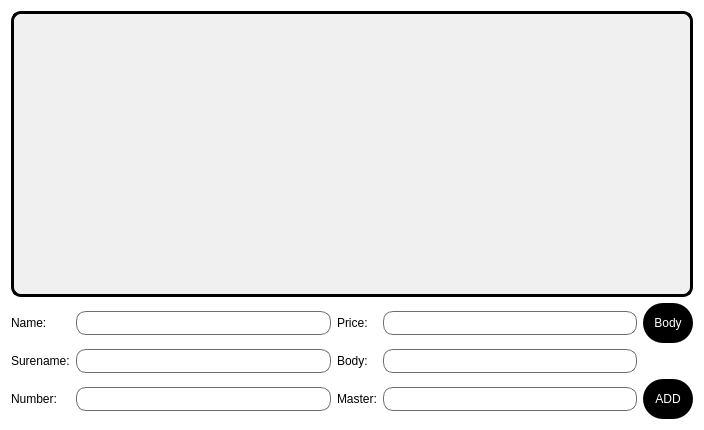
The window that customerwnd.ui (natalyatesluk/courseWork) describes before a commit, drawn with Qt 5.
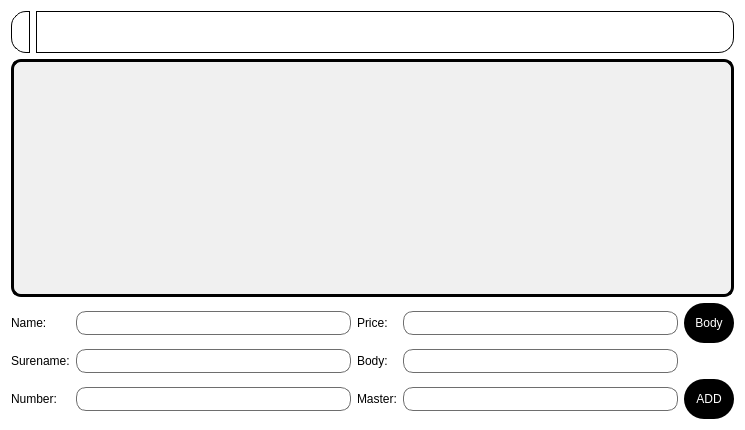
The same window after the commit. Icons and pictures are not drawn.

Commit message: search made, icons added, delete dbmanager::updateList

```diff
--- a/customerwnd.ui
+++ b/customerwnd.ui
@@ -6,12 +6,16 @@
    <rect>
     <x>0</x>
     <y>0</y>
-    <width>704</width>
+    <width>745</width>
     <height>430</height>
    </rect>
   </property>
   <property name="windowTitle">
-   <string>Form</string>
+   <string>Customers</string>
+  </property>
+  <property name="windowIcon">
+   <iconset resource="picture.qrc">
+    <normaloff>:/build-course-Desktop_Qt_6_5_3_MinGW_64_bit-Debug/icons/iconka.ico</normaloff>:/build-course-Desktop_Qt_6_5_3_MinGW_64_bit-Debug/icons/iconka.ico</iconset>
   </property>
   <property name="styleSheet">
    <string notr="true">QWidget
@@ -81,81 +85,126 @@
 QLabel{font: 12pt &quot;Candara&quot;;}</string>
   </property>
   <layout class="QGridLayout" name="gridLayout">
-   <item row="1" column="0">
+   <item row="0" column="0" colspan="5">
+    <layout class="QHBoxLayout" name="horizontalLayout">
+     <item>
+      <widget class="QLabel" name="searchLbl">
+       <property name="styleSheet">
+        <string notr="true">QLabel {
+    border: 1px solid #000000; /* Задайте границю */
+    border-top-left-radius: 15px; /* Заокруглення тільки з одного боку */
+    border-bottom-left-radius: 15px;
+    border-top-right-radius: 0; /* Встановіть інші кути без заокруглення */
+    border-bottom-right-radius: 0;
+    background-color: rgb(255, 255, 255); /* Колір фону */
+    color: #000000; /* Колір тексту */
+    padding: 5px; /* Відступи */
+    width: 35px;
+    height: 30px;
+}
+</string>
+       </property>
+       <property name="text">
+        <string/>
+       </property>
+       <property name="pixmap">
+        <pixmap resource="picture.qrc">:/photo/search.png</pixmap>
+       </property>
+      </widget>
+     </item>
+     <item>
+      <widget class="QLineEdit" name="searchLE">
+       <property name="styleSheet">
+        <string notr="true"> border: 1px solid #000000; /* Задайте границю */
+    border-top-left-radius: 0px; /* Заокруглення тільки з одного боку */
+    border-bottom-left-radius: 0;
+    border-top-right-radius: 15px; /* Встановіть інші кути без заокруглення */
+    border-bottom-right-radius:15px;
+    background-color: rgb(255, 255, 255); /* Колір фону */
+    color: #000000; /* Колір тексту */
+    padding: 5px; /* Відступи */
+    width: 665px;
+    height: 30px;</string>
+       </property>
+      </widget>
+     </item>
+    </layout>
+   </item>
+   <item row="2" column="0">
     <widget class="QLabel" name="nameLb">
      <property name="text">
       <string>Name:</string>
      </property>
     </widget>
    </item>
-   <item row="1" column="1">
+   <item row="2" column="1">
     <widget class="QLineEdit" name="nameLE"/>
    </item>
-   <item row="1" column="2">
+   <item row="2" column="2">
     <widget class="QLabel" name="priceLb">
      <property name="text">
       <string>Price:</string>
      </property>
     </widget>
    </item>
-   <item row="1" column="3">
+   <item row="2" column="3">
     <widget class="QLineEdit" name="priceLE"/>
    </item>
-   <item row="1" column="4">
+   <item row="2" column="4">
     <widget class="QPushButton" name="bodyPb">
      <property name="text">
       <string>Body</string>
      </property>
     </widget>
    </item>
-   <item row="2" column="0">
+   <item row="3" column="0">
     <widget class="QLabel" name="surenameLb">
      <property name="text">
       <string>Surename:</string>
      </property>
     </widget>
    </item>
-   <item row="2" column="1">
+   <item row="3" column="1">
     <widget class="QLineEdit" name="surenameLE"/>
    </item>
-   <item row="2" column="2">
+   <item row="3" column="2">
     <widget class="QLabel" name="bodyLb">
      <property name="text">
       <string>Body:</string>
      </property>
     </widget>
    </item>
-   <item row="2" column="3">
+   <item row="3" column="3">
     <widget class="QLineEdit" name="bodyLE"/>
    </item>
-   <item row="3" column="0">
+   <item row="4" column="0">
     <widget class="QLabel" name="numberLb">
      <property name="text">
       <string>Number:</string>
      </property>
     </widget>
    </item>
-   <item row="3" column="1">
+   <item row="4" column="1">
     <widget class="QLineEdit" name="numberLE"/>
    </item>
-   <item row="3" column="2">
+   <item row="4" column="2">
     <widget class="QLabel" name="masterLb">
      <property name="text">
       <string>Master:</string>
      </property>
     </widget>
    </item>
-   <item row="3" column="3">
+   <item row="4" column="3">
     <widget class="QLineEdit" name="masterLE"/>
    </item>
-   <item row="3" column="4">
+   <item row="4" column="4">
     <widget class="QPushButton" name="addPb">
      <property name="text">
       <string>ADD</string>
      </property>
     </widget>
    </item>
-   <item row="0" column="0" colspan="5">
+   <item row="1" column="0" colspan="5">
     <widget class="QTableView" name="customerTv"/>
    </item>
   </layout>
```
Left out of the diff: 15 changed lines with no effect on the pictures. The commit also changes 657 other files.
